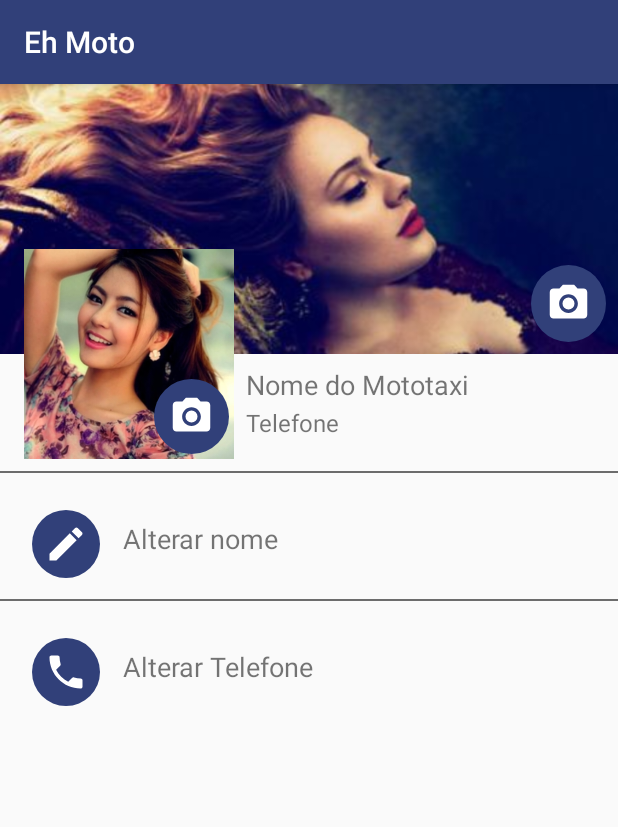
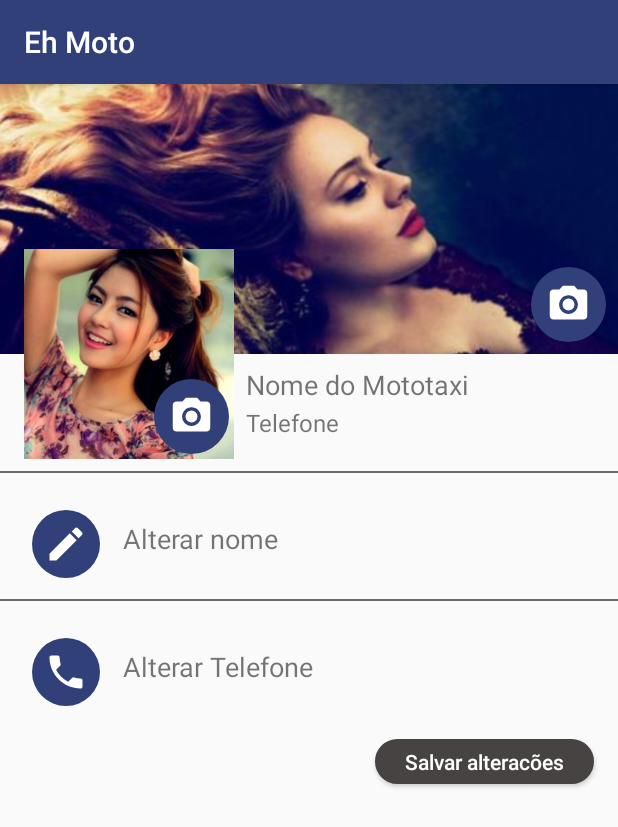
Before and after one commit to HerculesGit/EMOTO, an Android app: the ConfiguracoesActivity screen opened directly, with no data from a screen before it, on a phone screen of 412 x 824 dp. Shown: the top 827 px of the screen. Run offline under Robolectric (Android 15) with nearby library versions, the phone set to English and light mode, and no system bars.

Commit message:
Salvar e recuperar imagem do banco de dados

```diff
--- a/app/src/main/java/com/dominandoandroid/example/hercules/e_moto/activity/ConfiguracoesActivity.java
+++ b/app/src/main/java/com/dominandoandroid/example/hercules/e_moto/activity/ConfiguracoesActivity.java
@@ -1,37 +1,86 @@
 package com.dominandoandroid.example.hercules.e_moto.activity;
 
+import android.graphics.Bitmap;
+import android.graphics.BitmapFactory;
 import android.support.v7.app.AppCompatActivity;
 import android.os.Bundle;
 import android.view.View;
-import android.widget.AdapterView;
-import android.widget.ArrayAdapter;
-import android.widget.ListView;
+import android.widget.ImageView;
+import android.widget.Toast;
 
 import com.dominandoandroid.example.hercules.e_moto.R;
-import com.dominandoandroid.example.hercules.e_moto.adapter.AdapterList;
-import com.dominandoandroid.example.hercules.e_moto.model.ItemList;
-
-import java.util.List;
+import com.dominandoandroid.example.hercules.e_moto.dao.DbBitmapUtility;
+import com.dominandoandroid.example.hercules.e_moto.dao.ImagemDAO;
+import com.dominandoandroid.example.hercules.e_moto.model.Imagem;
 
 public class ConfiguracoesActivity extends AppCompatActivity {
 
-    private List<ItemList> itens;
-
-    private ListView listView;
+    private Imagem imagem;
+    private ImageView imageView;
+    private ImagemDAO imagemDAO;
 
     @Override
     protected void onCreate(Bundle savedInstanceState) {
         super.onCreate(savedInstanceState);
         setContentView(R.layout.activity_configuracoes);
 
-        listView = findViewById(R.id.configuracao_lista_alteracoes);
+        imagemDAO = new ImagemDAO(getApplicationContext());
+        imageView = findViewById(R.id.configuracao_imagem_perfil);
 
-        // adaptador
-        AdapterList adapter = new AdapterList(getApplicationContext(), itens);
-
-        listView.setAdapter(adapter);
+        // imagem a partir de um drawable
+        //imageView.setImageBitmap(BitmapFactory.decodeResource(getResources(),R.drawable.girlperfil2));
 
 
 
+        //Para criar um Drawable a partir de um Bitmap use:
+        //Drawable drawable = new BitmapDrawable(getResources(), bitmap);
+
+
     }
+
+    public void clickImage(View view){
+
+        imagem = new Imagem();
+        imagem.setIdMototaxista(1);
+
+        if (view.getId() == R.id.configuracao_icone_perfil_button){
+            // perfil
+            imagem.setDescricao("perfil");
+            Bitmap bitmap = BitmapFactory.decodeResource(getResources(), R.drawable.girlperfil2);
+
+            // conversao de bitmap para array de byte
+            imagem.setDados(DbBitmapUtility.getBytes(bitmap));
+
+            // buffer com o array de byte
+            byte[] buffer = imagem.getDados();
+
+            // convertendo o array de byte para um bitmap
+            imageView.setImageBitmap(DbBitmapUtility.getImage(buffer));
+
+
+        } else if (view.getId() == R.id.configuracao_icone_background_button){
+            // background
+            //imagem.setDescricao("background");
+            // carregar imagem
+
+
+            imagem = imagemDAO.listar(1).get(0);
+
+            byte[] buffer = imagem.getDados();
+
+            imageView.setImageBitmap(DbBitmapUtility.getImage(buffer));
+
+        }
+    }
+
+    public void clickButtonAlterar(View view){
+        imagem.setIdMototaxista(1);
+        imagem.setDescricao("perfil");
+
+        System.out.println("Clicou em ClickButtonAlterar");
+
+        imagemDAO.addImage(imagem);
+
+    }
+
 }
--- a/app/src/main/res/drawable-v24/ic_lock_white_24dp.xml
+++ /dev/null
@@ -1,4 +0,0 @@
-<?xml version="1.0" encoding="UTF-8" standalone="no"?>
-<vector xmlns:android="http://schemas.android.com/apk/res/android" android:height="24dp" android:viewportHeight="24.0" android:viewportWidth="24.0" android:width="24dp">
-    <path android:fillColor="#FFFFFF" android:pathData="M18,8h-1L17,6c0,-2.76 -2.24,-5 -5,-5S7,3.24 7,6v2L6,8c-1.1,0 -2,0.9 -2,2v10c0,1.1 0.9,2 2,2h12c1.1,0 2,-0.9 2,-2L20,10c0,-1.1 -0.9,-2 -2,-2zM12,17c-1.1,0 -2,-0.9 -2,-2s0.9,-2 2,-2 2,0.9 2,2 -0.9,2 -2,2zM15.1,8L8.9,8L8.9,6c0,-1.71 1.39,-3.1 3.1,-3.1 1.71,0 3.1,1.39 3.1,3.1v2z"/>
-</vector>
--- a/app/src/main/res/drawable-v24/ic_person_white_24dp.xml
+++ /dev/null
@@ -1,4 +0,0 @@
-<?xml version="1.0" encoding="UTF-8" standalone="no"?>
-<vector xmlns:android="http://schemas.android.com/apk/res/android" android:height="24dp" android:viewportHeight="24.0" android:viewportWidth="24.0" android:width="24dp">
-    <path android:fillColor="#FFFFFF" android:pathData="M12,12c2.21,0 4,-1.79 4,-4s-1.79,-4 -4,-4 -4,1.79 -4,4 1.79,4 4,4zM12,14c-2.67,0 -8,1.34 -8,4v2h16v-2c0,-2.66 -5.33,-4 -8,-4z"/>
-</vector>
--- a/app/src/main/res/layout/activity_configuracoes.xml
+++ b/app/src/main/res/layout/activity_configuracoes.xml
@@ -113,12 +113,15 @@
         android:background="@drawable/circlebackgroundprimarycolor"
         android:src="@drawable/ic_imagem_alt_24dp"
         app:layout_constraintBottom_toBottomOf="@+id/configuracao_imagem_perfil"
-        app:layout_constraintEnd_toEndOf="@+id/configuracao_imagem_perfil" />
+        app:layout_constraintEnd_toEndOf="@+id/configuracao_imagem_perfil"
+
+        android:onClick="clickImage"
+        />
 
     <ImageView
         android:id="@+id/configuracao_icone_background_button"
         android:layout_width="50dp"
-        android:layout_height="51dp"
+        android:layout_height="50dp"
         android:layout_marginEnd="8dp"
         android:layout_marginRight="8dp"
         android:layout_marginBottom="8dp"
@@ -126,7 +129,10 @@
         android:padding="10dp"
         android:src="@drawable/ic_imagem_alt_24dp"
         app:layout_constraintBottom_toBottomOf="@+id/linearLayout"
-        app:layout_constraintEnd_toEndOf="@+id/linearLayout" />
+        app:layout_constraintEnd_toEndOf="@+id/linearLayout"
+
+        android:onClick="clickImage"
+        />
 
 
     <TextView
@@ -245,6 +251,23 @@
     </LinearLayout>
 
 
+    <Button
+        android:layout_width="wrap_content"
+        android:layout_height="30dp"
+        android:layout_margin="16dp"
+
+        android:text="Salvar alteracões"
+        android:textAllCaps="false"
+        android:textColor="@color/white"
+
+        android:background="@drawable/buttons_foto_gray_black"
+        app:layout_constraintEnd_toEndOf="parent"
+        app:layout_constraintTop_toBottomOf="@+id/linearLayoutTelefone"
+
+        android:onClick="clickButtonAlterar"
+        />
+
+
 
 
 </android.support.constraint.ConstraintLayout>
```
Also changed, not shown: app/src/main/java/com/dominandoandroid/example/hercules/e_moto/dao/ImagemDAO.java (+38 -3 lines), app/src/main/res/drawable/girlperfil2.jpg (added), 2 other files.
